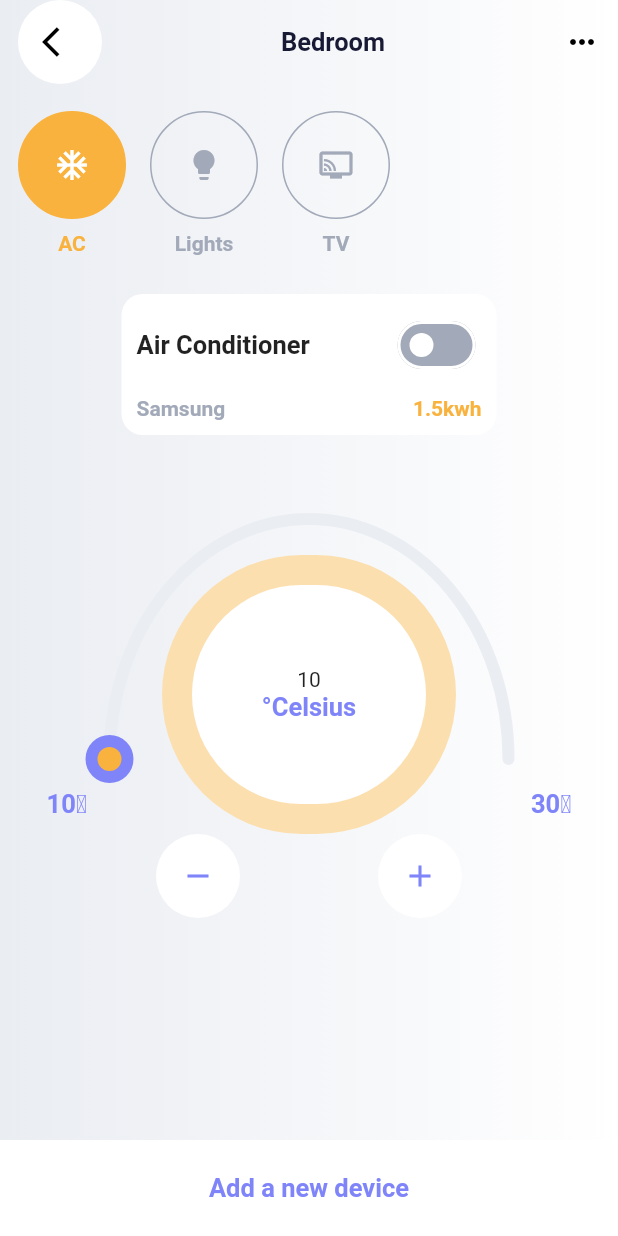
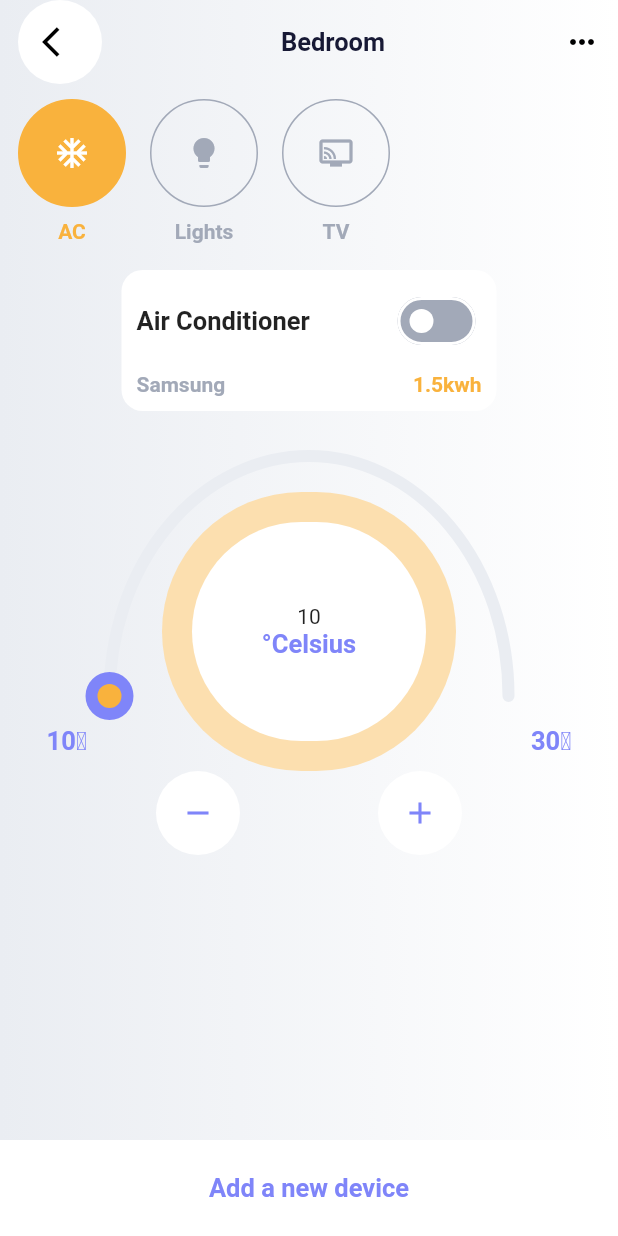
Before and after one commit to Bojan227/smart_home, a Flutter app: the screen it shows after launch, after a tap on "Bedroom", on a phone screen of 412 x 824 dp. Run offline on Flutter 3.47's test engine with Material 2 defaults, Android fonts, the phone set to English and light mode, and no system bars; our stand-ins replace bloc, equatable, flutter_bloc, get_it, google_fonts; statements that could not run were skipped.

Commit message:
update: gap between widgets in the room screen

```diff
--- a/lib/presentation/ui/room/room_screen.dart
+++ b/lib/presentation/ui/room/room_screen.dart
@@ -39,20 +39,17 @@ class RoomScreen extends StatelessWidget {
             children: [
               RoomHeader(title: room.name),
               const SizedBox(
-                height: 18,
+                height: 10,
               ),
               DevicesList(
                 devices: room.devices,
               ),
               const SizedBox(
-                height: 26,
+                height: 18,
               ),
               Align(
                 alignment: Alignment.center,
                 child: DeviceBox(device: room.devices[selectedDeviceIndex]),
-              ),
-              const SizedBox(
-                height: 26,
               ),
               const Align(
                 alignment: Alignment.center,
```
